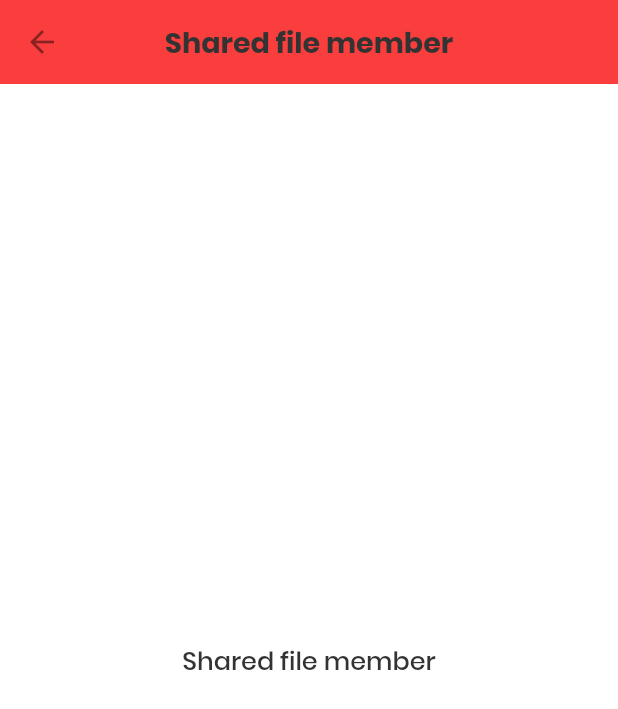
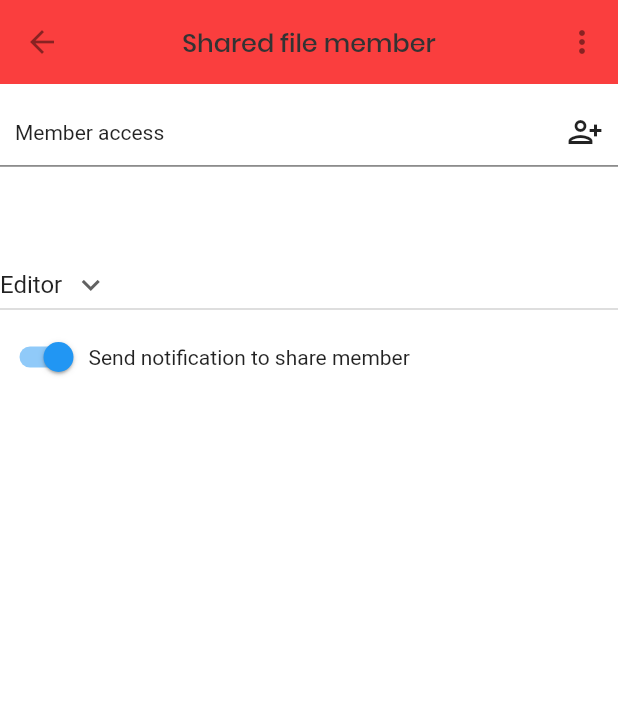
Before and after one commit to just-doit-hana/document_mobile, a Flutter app: the SharedScreen screen opened directly, on a phone screen of 412 x 824 dp. Shown: the top 709 px of the screen. Run offline on Flutter 3.47's test engine with Material 2 defaults, Android fonts, the phone set to English and light mode, and no system bars; drawn by our look-alikes of multi_select_flutter; our stand-ins replace bloc, dio, equatable, flutter_bloc, introduction_screen, logger and 2 more; missing offline and left inert: syncfusion_flutter_pdfviewer; accounts and stored records are empty; generated files the repository leaves out were written again; network calls fail.

```diff
--- a/lib/src/bussiness/folder/bloc/folder_event.dart
+++ b/lib/src/bussiness/folder/bloc/folder_event.dart
@@ -16,6 +16,13 @@ class LoadFolderPrivateEvent extends FolderEvent {
   List<Object?> get props => [];
 }
 
+class FolderPrivateSearchEvent extends FolderEvent {
+  final String searchText;
+  const FolderPrivateSearchEvent({required this.searchText});
+  @override
+  List<Object?> get props => [searchText];
+}
+
 class LoadFolderItemEvent extends FolderEvent {
   final String? id;
   final FolderItemResponse? resultItemFolder;
@@ -29,7 +36,7 @@ class LoadFolderItemEvent extends FolderEvent {
 class LoadFolderRecycleBinEvent extends FolderEvent {
   // int page = 1;
   final List<ResultItemFolder>? recycleBinFolder;
-  LoadFolderRecycleBinEvent({this.recycleBinFolder});
+  const LoadFolderRecycleBinEvent({this.recycleBinFolder});
   @override
   List<Object?> get props => [];
 }
--- a/lib/src/bussiness/folder/bloc/folder_state.dart
+++ b/lib/src/bussiness/folder/bloc/folder_state.dart
@@ -43,6 +43,25 @@ class FolderPrivateErrorState extends FolderState {
   FolderPrivateErrorState(
     this.error,
   );
+  @override
+  List<Object?> get props => [error];
+}
+
+class PrivateSearchLoading extends FolderState {
+  @override
+  List<Object?> get props => [];
+}
+
+class PrivateSearchLoaded extends FolderState {
+  final FolderItemResponse privateFolderSearch;
+  PrivateSearchLoaded({required this.privateFolderSearch});
+  @override
+  List<Object?> get props => [privateFolderSearch];
+}
+
+class PrivateSearchError extends FolderState {
+  final String error;
+  PrivateSearchError({required this.error});
   @override
   List<Object?> get props => [error];
 }
--- a/lib/src/screen/shared/shared_screen.dart
+++ b/lib/src/screen/shared/shared_screen.dart
@@ -1,5 +1,9 @@
+import 'package:document_mobile/app/animation/routes_animation.dart';
 import 'package:document_mobile/app/util/util.dart';
 import 'package:flutter/material.dart';
+import 'package:multi_select_flutter/multi_select_flutter.dart';
+
+import '../user/user_screen.dart';
 
 class SharedScreen extends StatefulWidget {
   const SharedScreen({Key? key}) : super(key: key);
@@ -10,14 +14,181 @@ class SharedScreen extends StatefulWidget {
 }
 
 class _SharedScreenState extends State<SharedScreen> {
+  String ietmValue = 'Editor';
+  var item = ['Editor', 'Viewer'];
   @override
   Widget build(BuildContext context) {
     return Scaffold(
-      appBar: AppBar(title: const Text('Shared file member')),
-      body: Center(
-        child: Text(
-          'Shared file member',
-          style: h4StyleLight,
+        appBar: AppBar(
+          title: Text(
+            'Shared file member',
+            style: h4StyleLight,
+            textAlign: TextAlign.left,
+          ),
+          actions: [
+            PopupMenuButton(
+              icon: const Icon(Icons.more_vert_outlined),
+              itemBuilder: ((context) => [
+                    PopupMenuItem(
+                      value: 1,
+                      child: Row(
+                        children: const [
+                          Icon(Icons.security_outlined),
+                          SizedBox(
+                            width: 10,
+                          ),
+                          Text(
+                            'Manage Access',
+                          )
+                        ],
+                      ),
+                    )
+                  ]),
+              offset: const Offset(0, 70),
+              elevation: 2,
+              onSelected: (value) {
+                if (value == 1) {
+                  Navigator.of(context).push(CustomRoutesPage(
+                      widget: const UserAccessScreen(
+                    fileId: '',
+                  )));
+                }
+              },
+            )
+          ],
+        ),
+        body: Padding(
+          padding: const EdgeInsets.only(top: 10),
+          child: (Column(
+            // mainAxisAlignment: MainAxisAlignment.spaceEvenly,
+
+            children: [
+              const SizedBox(
+                height: 100,
+                width: double.infinity,
+                child: SelectedUser(),
+              ),
+              SizedBox(
+                width: double.infinity,
+                child: DropdownButton(
+                  // Initial Value
+                  value: ietmValue,
+
+                  // Down Arrow Icon
+                  icon: const Icon(Icons.keyboard_arrow_down),
+
+                  // Array list of items
+                  items: item.map((String items) {
+                    return DropdownMenuItem(
+                      value: items,
+                      child: Text(items),
+                    );
+                  }).toList(),
+                  // After selecting the desired option,it will
+                  // change button value to selected value
+                  onChanged: (String? newValue) {
+                    setState(() {
+                      ietmValue = newValue!;
+                    });
+                  },
+                ),
+              ),
+              Row(
+                children: [
+                  Switch(value: true, onChanged: ((value) {})),
+                  const Text('Send notification to share member'),
+                ],
+              )
+            ],
+          )),
+        ));
+  }
+}
+
+class User {
+  final int id;
+  final String name;
+  const User({required this.id, required this.name});
+}
+
+class SelectedUser extends StatefulWidget {
+  const SelectedUser({Key? key}) : super(key: key);
+
+  @override
+  // ignore: library_private_types_in_public_api
+  _SelectedUserState createState() => _SelectedUserState();
+}
+
+class _SelectedUserState extends State<SelectedUser> {
+  static final List<User> _user = [
+    const User(id: 1, name: 'Quang Huy'),
+    const User(id: 2, name: 'Quang Huy'),
+    const User(id: 3, name: 'Quang Huy'),
+    const User(id: 4, name: 'Quang Huy'),
+    const User(id: 5, name: 'Quang Huy'),
+    const User(id: 6, name: 'Quang Huy'),
+    const User(id: 7, name: 'Quang Huy'),
+    const User(id: 8, name: 'Quang Huy'),
+    const User(id: 9, name: 'Quang Huy'),
+    const User(id: 10, name: 'Quang Huy'),
+    const User(id: 11, name: 'Quang Huy'),
+    const User(id: 12, name: 'Quang Huy')
+  ];
+
+  final _item =
+      _user.map((user) => MultiSelectItem<User>(user, user.name)).toList();
+  List<User> selectedUser = [];
+
+  @override
+  void initState() {
+    super.initState();
+    selectedUser = _user;
+  }
+
+  @override
+  Widget build(BuildContext context) {
+    return Scaffold(
+      body: SingleChildScrollView(
+        child: Container(
+          alignment: Alignment.center,
+          // padding:
+          //     const EdgeInsets.only(top: 10, right: 20, left: 20, bottom: 20),
+          child: Column(
+            children: <Widget>[
+              // const SizedBox(
+              //   height: 40,
+              // ),
+              MultiSelectDialogField(
+                searchHint: 'search member',
+                searchTextStyle: const TextStyle(color: Colors.redAccent),
+                searchable: true,
+                title: const Text('Member'),
+                // selectedItemsTextStyle: TextStyle(color: Colors.white10),
+                selectedColor: HexColor.fromHex(AppColor.primaryTextColor),
+                // decoration: BoxDecoration(
+                //     border: Border.all(
+                //         width: 1.4, color: Colors.red.withOpacity(0.2)),
+                //     color: HexColor.fromHex(AppColor.whiteTextColor),
+                //     borderRadius: const BorderRadius.all(Radius.circular(10))),
+                buttonIcon: const Icon(Icons.person_add_alt_1_outlined),
+                buttonText: const Text(
+                  'Member access',
+
+                  // style: h4StyleLight,
+                ),
+                items: _item,
+                onConfirm: ((values) {
+                  selectedUser = values;
+                }),
+                confirmText: Text(
+                  'Share',
+                  style: TextStyle(
+                      color: HexColor.fromHex(AppColor.primaryTextColor)),
+                ),
+                cancelText: const Text('Cancel'),
+              )
+            ],
+          ),
         ),
       ),
     );
--- a/lib/src/screen/user/test.dart
+++ b/lib/src/screen/user/test.dart
@@ -1,4 +1,3 @@
-
 
                         // showModalBottomSheet(
                         //     context: context,
--- a/pubspec.yaml
+++ b/pubspec.yaml
@@ -52,6 +52,7 @@ dependencies:
   flutter_slidable: ^2.0.0
   flutter_treeview: ^1.0.7+1
   infinite_scroll_pagination: ^2.3.0
+  multi_select_flutter: ^4.1.3
 
 dev_dependencies:
   flutter_test:
```
Also changed, not shown: lib/src/bussiness/folder/bloc/folder_bloc.dart (+12 -0 lines), lib/src/data/repository/folder/folder_repo.dart (+26 -1 lines), lib/src/screen/home/appbar_sliver.dart (+4 -3 lines), lib/src/screen/search/full_screen_search.dart (deleted, +0 -94 lines), lib/src/screen/search/search_screen.dart (added, +72 -0 lines), pubspec.lock.
